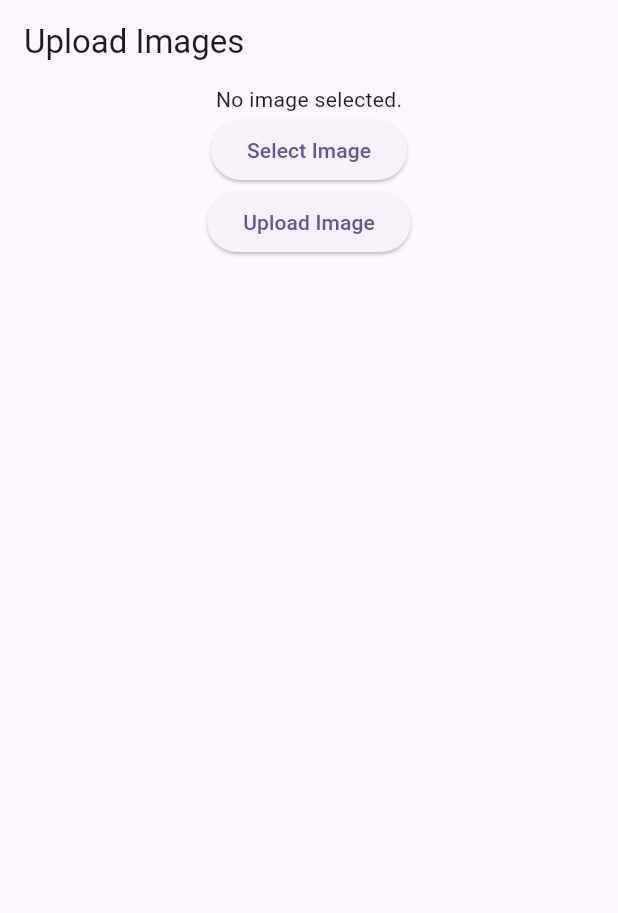
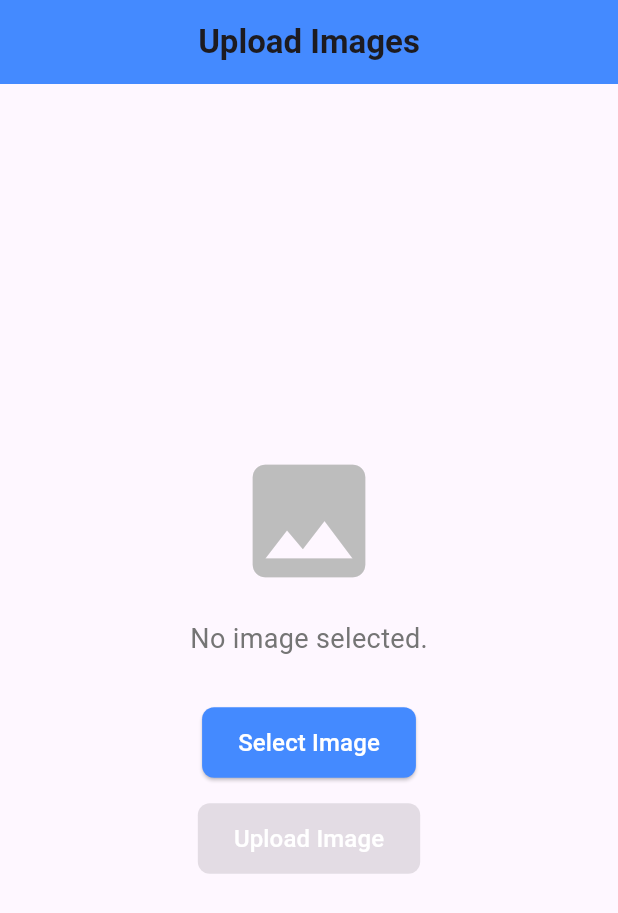
Before and after one commit to Mohit-Adhikari/supabase, a Flutter app: the screen it shows after launch, on a phone screen of 412 x 824 dp. Shown: the top 913 px of the screen. Run offline on Flutter 3.47's test engine with Material 3 defaults, Android fonts, the phone set to English and light mode, and no system bars; our stand-ins replace image_picker, supabase_flutter; accounts and stored records are empty.

Commit message:
modified frontend

```diff
--- a/lib/upload_page.dart
+++ b/lib/upload_page.dart
@@ -13,6 +13,7 @@ class UploadPage extends StatefulWidget {
 
 class _UploadPageState extends State<UploadPage> {
   File? _imageFile;
+  bool _isUploading = false; // To track upload progress
 
   Future pickImage() async {
     final ImagePicker picker = ImagePicker();
@@ -26,9 +27,11 @@ class _UploadPageState extends State<UploadPage> {
   }
 
   Future uploadImage() async {
-    if (_imageFile == null) {
-      return;
-    }
+    if (_imageFile == null) return;
+
+    setState(() {
+      _isUploading = true; // Show loading indicator
+    });
 
     final fileName = 'mohit'; // Fixed file name
     final path = 'uploads/$fileName';
@@ -57,37 +60,114 @@ class _UploadPageState extends State<UploadPage> {
 
       // Show a snackbar to notify the user
       ScaffoldMessenger.of(context).showSnackBar(
-        SnackBar(content: Text('Image uploaded: $imageUrl')),
+        SnackBar(
+          content: Text('Image uploaded successfully!'),
+          backgroundColor: Colors.green,
+        ),
       );
     } catch (e) {
       // Handle errors (e.g., bucket not found, upload failed)
       print('Error uploading image: $e');
       ScaffoldMessenger.of(context).showSnackBar(
-        SnackBar(content: Text('Error uploading image: $e')),
+        SnackBar(
+          content: Text('Error uploading image: $e'),
+          backgroundColor: Colors.red,
+        ),
       );
+    } finally {
+      setState(() {
+        _isUploading = false; // Hide loading indicator
+      });
     }
   }
 
   @override
   Widget build(BuildContext context) {
     return Scaffold(
-        appBar: AppBar(
-          title: const Text('Upload Images'),
+      appBar: AppBar(
+        title: const Text(
+          'Upload Images',
+          style: TextStyle(fontWeight: FontWeight.bold),
         ),
-        body: Center(
+        centerTitle: true,
+        backgroundColor: Colors.blueAccent,
+      ),
+      body: Padding(
+        padding: const EdgeInsets.all(16.0),
+        child: Center(
           child: Column(
+            mainAxisAlignment: MainAxisAlignment.center,
             children: [
+              // Display selected image or placeholder
               _imageFile == null
-                  ? const Text('No image selected.')
-                  : Image.file(_imageFile!),
+                  ? Column(
+                      children: [
+                        Icon(
+                          Icons.image,
+                          size: 100,
+                          color: Colors.grey[400],
+                        ),
+                        SizedBox(height: 16),
+                        Text(
+                          'No image selected.',
+                          style: TextStyle(
+                            fontSize: 18,
+                            color: Colors.grey[600],
+                          ),
+                        ),
+                      ],
+                    )
+                  : ClipRRect(
+                      borderRadius: BorderRadius.circular(12),
+                      child: Image.file(
+                        _imageFile!,
+                        width: 200,
+                        height: 200,
+                        fit: BoxFit.cover,
+                      ),
+                    ),
+              SizedBox(height: 32),
+
+              // Select Image Button
               ElevatedButton(
-                  onPressed: pickImage, child: const Text('Select Image')),
-              ElevatedButton(
-                onPressed: uploadImage,
-                child: const Text('Upload Image'),
-              )
+                onPressed: _isUploading ? null : pickImage,
+                style: ElevatedButton.styleFrom(
+                  backgroundColor: Colors.blueAccent,
+                  padding: EdgeInsets.symmetric(horizontal: 24, vertical: 12),
+                  shape: RoundedRectangleBorder(
+                    borderRadius: BorderRadius.circular(8),
+                  ),
+                ),
+                child: Text(
+                  'Select Image',
+                  style: TextStyle(fontSize: 16, color: Colors.white),
+                ),
+              ),
+              SizedBox(height: 16),
+
+              // Upload Image Button with Progress Indicator
+              _isUploading
+                  ? CircularProgressIndicator(
+                      valueColor: AlwaysStoppedAnimation<Color>(Colors.blueAccent),
+                    )
+                  : ElevatedButton(
+                      onPressed: _imageFile == null || _isUploading ? null : uploadImage,
+                      style: ElevatedButton.styleFrom(
+                        backgroundColor: Colors.green,
+                        padding: EdgeInsets.symmetric(horizontal: 24, vertical: 12),
+                        shape: RoundedRectangleBorder(
+                          borderRadius: BorderRadius.circular(8),
+                        ),
+                      ),
+                      child: Text(
+                        'Upload Image',
+                        style: TextStyle(fontSize: 16, color: Colors.white),
+                      ),
+                    ),
             ],
           ),
-        ));
+        ),
+      ),
+    );
   }
 }
```
